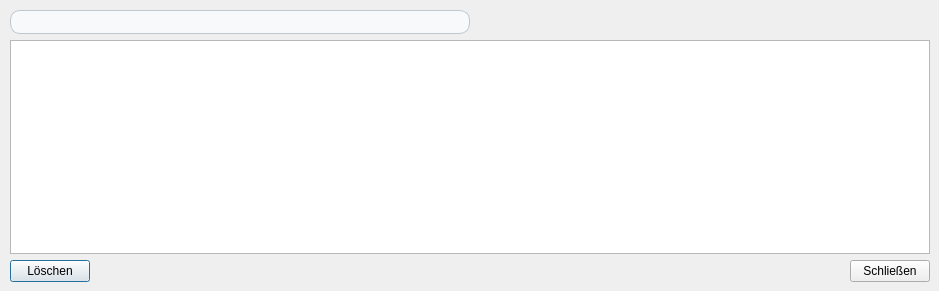
First picture: the form in src/stockhistorydialog.ui, repository oddscured/Partorium, before the edit.
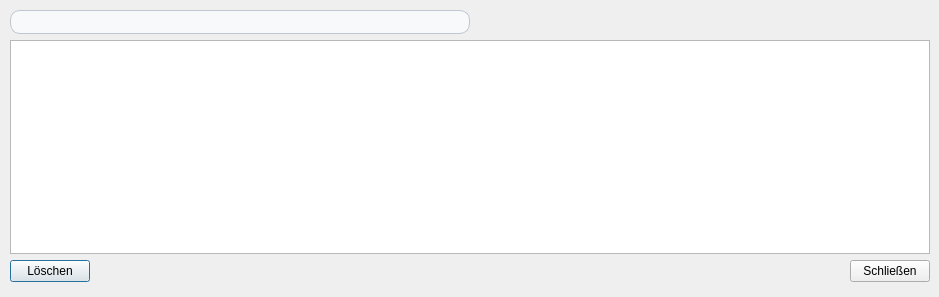
Second picture: the form after the edit.

Commit message: improvements for stock history dialog

```diff
--- a/src/stockhistorydialog.ui
+++ b/src/stockhistorydialog.ui
@@ -7,13 +7,13 @@
     <x>0</x>
     <y>0</y>
     <width>939</width>
-    <height>291</height>
+    <height>297</height>
    </rect>
   </property>
   <property name="windowTitle">
    <string>Dialog</string>
   </property>
-  <widget class="QWidget" name="">
+  <widget class="QWidget" name="layoutWidget">
    <property name="geometry">
     <rect>
      <x>10</x>
```
Left out of the diff: 3 changed lines with no effect on the pictures. The commit also changes 1 other file.
